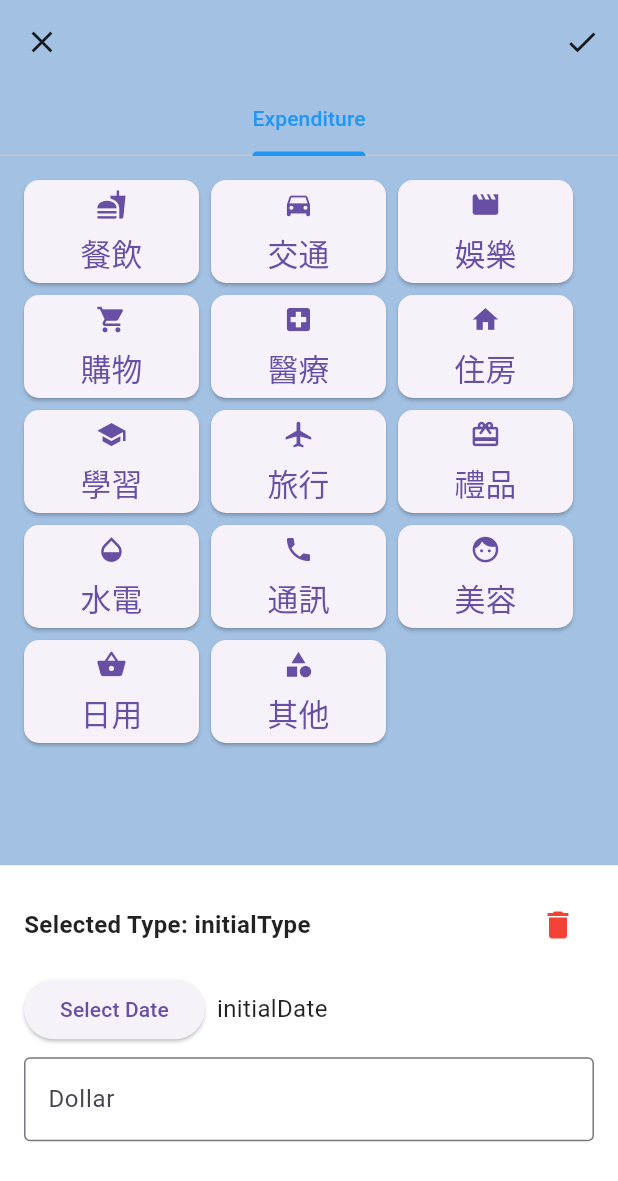
After one commit to Lana0211/FMS, a Flutter app: the ExpenditureDeleteScreen screen opened directly, on a phone screen of 412 x 824 dp. The commit adds this screen. Shown: the top 1181 px of the screen. Run offline on Flutter 3.47's test engine with Material 3 defaults, Android fonts, the phone set to English and light mode, and no system bars; our stand-ins replace fl_chart, month_picker_dialog; network calls fail; Roboto replaces fonts that are missing (Montserrat); statements that could not run were skipped.

Commit message:
transaction_delete

```diff
--- /dev/null
+++ b/lib/expenditure_delete.dart
@@ -0,0 +1,298 @@
+import 'package:flutter/material.dart';
+import 'package:flutter/services.dart';
+
+class ExpenditureDeleteScreen extends StatefulWidget {
+  final String type;
+  final String date;
+  final String dollar;
+
+  ExpenditureDeleteScreen({required this.type, required this.date, required this.dollar});
+  @override
+  _ExpenditureDeleteScreenState createState() => _ExpenditureDeleteScreenState();
+}
+
+class _ExpenditureDeleteScreenState extends State<ExpenditureDeleteScreen>
+    with SingleTickerProviderStateMixin {
+  TabController? _tabController;
+  String selectedType = '';
+  List<String> expenditureTypes = [
+    '餐飲',
+    '交通',
+    '娛樂',
+    '購物',
+    '醫療',
+    '住房',
+    '學習',
+    '旅行',
+    '禮品',
+    '水電',
+    '通訊',
+    '美容',
+    '日用',
+    '其他',
+  ];
+
+  List<IconData> expenditureIcons = [
+    Icons.fastfood,
+    Icons.directions_car,
+    Icons.movie,
+    Icons.shopping_cart,
+    Icons.local_hospital,
+    Icons.home,
+    Icons.school,
+    Icons.airplanemode_active,
+    Icons.card_giftcard,
+    Icons.opacity,
+    Icons.phone,
+    Icons.face,
+    Icons.shopping_basket,
+    Icons.category,
+  ];
+
+  TextEditingController remarkController = TextEditingController();
+  TextEditingController dollarController = TextEditingController();
+  TextEditingController typeController = TextEditingController();
+  TextEditingController dateController = TextEditingController();
+
+  @override
+  void initState() {
+    super.initState();
+    _tabController = TabController(length: 1, vsync: this); // Updated to only one tab
+    // 初始化
+    selectedType = widget.type;
+    dateController.text = widget.date;
+    dollarController.text = (double.parse(widget.dollar) * -1).toString();
+  }
+
+  @override
+  Widget build(BuildContext context) {
+    return DefaultTabController(
+      length: 1,
+      child: WillPopScope(
+        onWillPop: _onWillPop,
+        child: Scaffold(
+          appBar: AppBar(
+            leading: IconButton(
+              icon: const Icon(Icons.close),
+              onPressed: () {
+                Navigator.of(context).pop();
+              },
+            ),
+            actions: [
+              IconButton(
+                icon: const Icon(Icons.check),
+                onPressed: () {
+                  // TODO: Add logic to save data and return to homepage
+                  _saveDataAndReturnToHomePage();
+                },
+              ),
+            ],
+            bottom: TabBar(
+              controller: _tabController,
+              tabs: const [
+                Tab(text: 'Expenditure'),
+              ],
+              labelColor: Colors.blue,
+              unselectedLabelColor: Colors.grey,
+              indicatorColor: Colors.blue,
+            ),
+          ),
+          body: TabBarView(
+            controller: _tabController,
+            children: [
+              SingleChildScrollView(
+                child: _buildTypeSelection(expenditureTypes, expenditureIcons),
+              ),
+            ],
+          ),
+          bottomNavigationBar: _buildBottomNavigationBar(),
+        ),
+      ),
+    );
+  }
+
+  Future<bool> _onWillPop() async {
+    // Handle the case when the user presses the back button
+    // You can add additional logic here if needed
+    return true; // Return true to allow pop
+  }
+
+  Widget _buildTypeSelection(List<String> types, List<IconData> icons) {
+    double iconWidth = MediaQuery.of(context).size.width / 6; // 將圖標的寬度設置為屏幕寬度的三分之一
+    double iconFontSize = iconWidth * 0.3;
+
+    return Padding(
+      padding: const EdgeInsets.all(16.0),
+      child: Column(
+        crossAxisAlignment: CrossAxisAlignment.start,
+        children: [
+          // Generate type buttons
+          Wrap(
+            spacing: 8.0,
+            runSpacing: 8.0,
+            children: List.generate(types.length, (index) {
+              String type = types[index];
+              IconData icon = icons[index];
+
+              return ElevatedButton(
+                onPressed: () {
+                  setState(() {
+                    selectedType = type;
+                  });
+                },
+                style: ElevatedButton.styleFrom(
+                  shape: RoundedRectangleBorder(
+                    borderRadius: BorderRadius.circular(10.0),
+                  ),
+                ),
+                child: Container(
+                  width: iconWidth, // 使用計算的圖標寬度
+                  height: iconWidth, // 使用計算的圖標寬度
+                  alignment: Alignment.center,
+                  child: Column(
+                    mainAxisAlignment: MainAxisAlignment.center,
+                    children: [
+                      Icon(
+                        icon,
+                        size: iconFontSize,
+                      ),
+                      const SizedBox(height: 8),
+                      Text(
+                        type,
+                        style: TextStyle(fontSize: iconFontSize), // 使用計算的字體大小
+                      ),
+                    ],
+                  ),
+                ),
+              );
+            }),
+          ),
+        ],
+      ),
+    );
+  }
+
+  Widget _buildBottomNavigationBar() {
+    return Container(
+      height: MediaQuery.of(context).size.height * 0.3,
+      width: MediaQuery.of(context).size.width,
+      color: Colors.white,
+      child: SingleChildScrollView(
+        child: Padding(
+          padding: const EdgeInsets.all(16.0),
+          child: Column(
+            crossAxisAlignment: CrossAxisAlignment.start,
+            children: [
+              // Selected Type
+              Row(
+                mainAxisAlignment: MainAxisAlignment.spaceBetween,
+                children: [
+                  Text(
+                    'Selected Type: $selectedType',
+                    style: const TextStyle(fontSize: 16, fontWeight: FontWeight.bold),
+                  ),
+                  IconButton(
+                    icon: const Icon(
+                      Icons.delete,
+                      color: Colors.red, // 更改為紅色
+                    ),
+                    onPressed: () {
+                      // TODO: Add logic to delete data
+                      _deleteDataAndReturnToHomePage();
+                    },
+                  ),
+                ],
+              ),
+              // Display selected type at the bottom
+              const SizedBox(height: 8),
+              // Date
+              Row(
+                children: [
+                  ElevatedButton(
+                    onPressed: () => _selectDate(context),
+                    child: const Text('Select Date'),
+                  ),
+                  const SizedBox(width: 8),
+                  Text(
+                    '${dateController.text}',
+                    style: const TextStyle(fontSize: 16),
+                  ),
+                ],
+              ),
+              // Dollar
+              const SizedBox(height: 8),
+              Container(
+                height: MediaQuery.of(context).size.height / 12,
+                child: TextField(
+                  controller: dollarController,
+                  keyboardType: TextInputType.number,
+                  inputFormatters: <TextInputFormatter>[ //只能輸入數字
+                    FilteringTextInputFormatter.digitsOnly,
+                  ],
+                  decoration: const InputDecoration(
+                    labelText: 'Dollar',
+                    border: OutlineInputBorder(),
+                  ),
+                ),
+              ),
+
+              const SizedBox(height: 8),
+            ],
+          ),
+        ),
+      ),
+    );
+  }
+
+  Future<void> _deleteDataAndReturnToHomePage() async {
+    // TODO: 在這裡實現刪除數據的邏輯，這可能涉及發送 HTTP 刪除請求或調用某個服務。
+    // 你需要根據你的實際需求來實現這部分的邏輯。
+
+    // 延遲一些時間，模擬刪除的過程
+    await Future.delayed(const Duration(seconds: 2));
+
+    // TODO: 刪除數據的邏輯完成後，你可能還需要通知用戶或執行其他操作。
+
+    // 返回上一個頁面，並將一個標記指示刪除操作的結果返回
+    Navigator.of(context).pop(true);
+  }
+
+  Future<void> _selectDate(BuildContext context) async {
+    final DateTime? picked = await showDatePicker(
+      context: context,
+      initialDate: DateTime.now(),
+      firstDate: DateTime(2000),
+      lastDate: DateTime(2101),
+    );
+    if (picked != null) {
+      // 格式化選擇的日期，只保留日期部分
+      final formattedDate = "${picked.year}-${picked.month}-${picked.day}";
+      setState(() {
+        dateController.text = formattedDate;
+      });
+    }
+  }
+
+  Future<void> _saveDataAndReturnToHomePage() async {
+    // 獲取新的數據
+    String updatedType = selectedType;
+    String updatedDate = dateController.text;
+    String updatedDollar = dollarController.text;
+
+    // TODO: 在這裡實現將新的數據保存到數據庫的邏輯，這可能涉及發送 HTTP 請求或調用某個服務。
+    // 你需要根據你的實際需求來實現這部分的邏輯。
+
+    // 延遲一些時間，模擬保存的過程
+    await Future.delayed(const Duration(seconds: 2));
+
+    // 創建一個包含新數據的 Map
+    Map<String, dynamic> updatedData = {
+      'type': updatedType,
+      'date': updatedDate,
+      'dollar': updatedDollar,
+    };
+
+    // 通過 Navigator 返回上一個頁面，並將更新的數據作為結果返回
+    Navigator.of(context).pop(updatedData);
+  }
+}
```
Also changed, not shown: lib/accounting.dart (+17 -3 lines), lib/income_delete.dart (added, +300 -0 lines).
